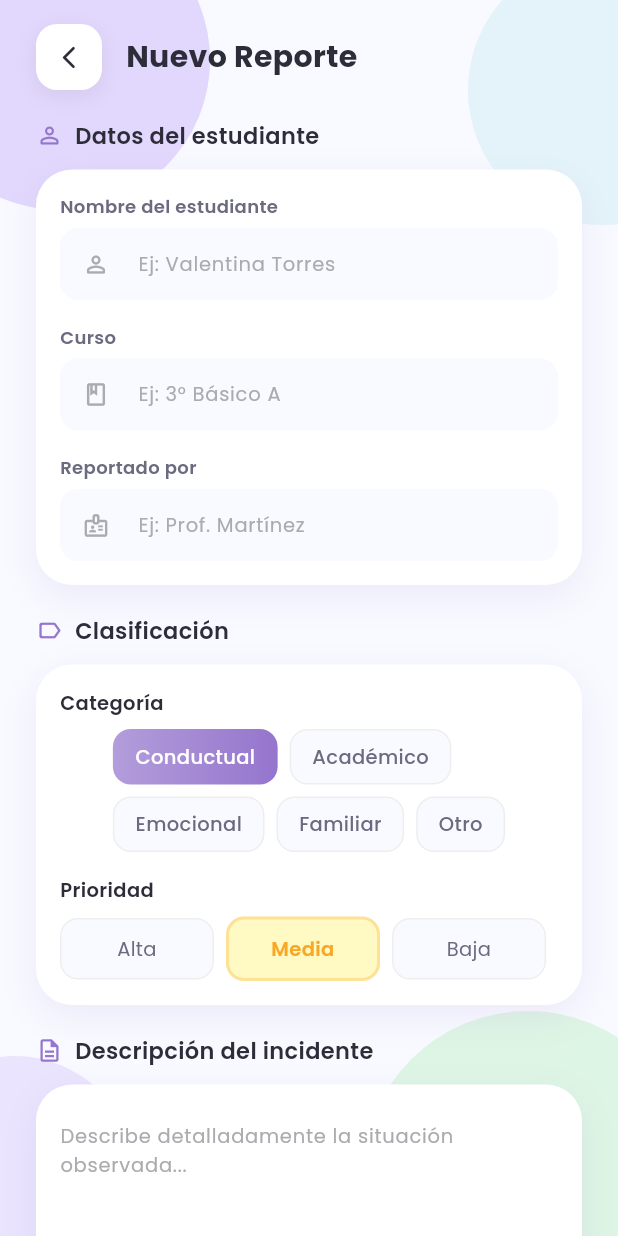
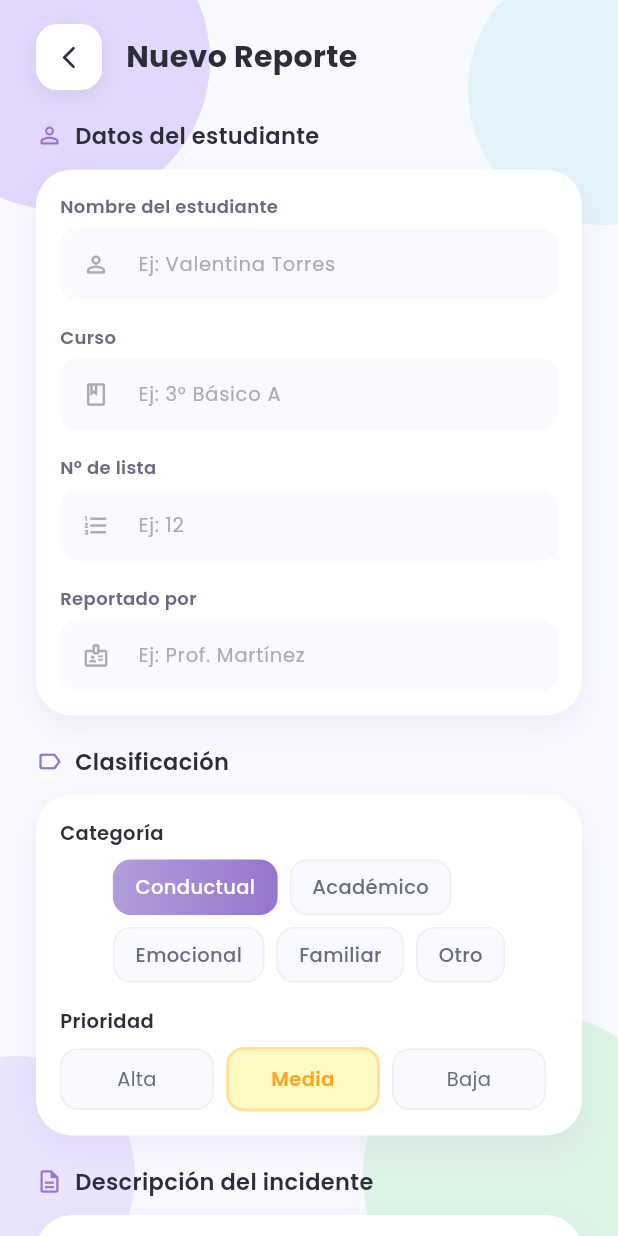
Before and after one commit to Luishernandez001/sirenamaster, a Flutter app: the CreateReportScreen screen opened directly, on a phone screen of 412 x 824 dp. Run offline on Flutter 3.47's test engine with Material 3 defaults, Android fonts, the phone set to English and light mode, and no system bars; our stand-ins replace google_fonts.

Commit message:
agregue numero de lista

```diff
--- a/lib/views/create_report_screen.dart
+++ b/lib/views/create_report_screen.dart
@@ -4,6 +4,7 @@
 // ============================================================
 
 import 'package:flutter/material.dart';
+import 'package:flutter/services.dart';
 import 'package:google_fonts/google_fonts.dart';
 import '../core/constants/colors.dart';
 import '../widgets/gradient_button.dart';
@@ -23,6 +24,7 @@ class _CreateReportScreenState extends State<CreateReportScreen> {
   // Controladores de texto
   final _studentController = TextEditingController();
   final _courseController = TextEditingController();
+  final _listNumberController = TextEditingController();
   final _descriptionController = TextEditingController();
   final _reporterController = TextEditingController();
 
@@ -38,6 +40,7 @@ class _CreateReportScreenState extends State<CreateReportScreen> {
   void dispose() {
     _studentController.dispose();
     _courseController.dispose();
+    _listNumberController.dispose();
     _descriptionController.dispose();
     _reporterController.dispose();
     super.dispose();
@@ -163,6 +166,62 @@ class _CreateReportScreenState extends State<CreateReportScreen> {
                                 hint: 'Ej: 3° Básico A',
                                 icon: Icons.class_outlined,
                                 validator: (v) => v!.isEmpty ? 'Campo requerido' : null,
+                              ),
+                              const SizedBox(height: 16),
+                              // Nº de lista del estudiante (1-50)
+                              Column(
+                                crossAxisAlignment: CrossAxisAlignment.start,
+                                children: [
+                                  Text(
+                                    'Nº de lista',
+                                    style: GoogleFonts.poppins(
+                                      fontSize: 12,
+                                      fontWeight: FontWeight.w600,
+                                      color: AppColors.textMedium,
+                                    ),
+                                  ),
+                                  const SizedBox(height: 6),
+                                  TextFormField(
+                                    controller: _listNumberController,
+                                    keyboardType: TextInputType.number,
+                                    inputFormatters: [
+                                      FilteringTextInputFormatter.digitsOnly,
+                                      LengthLimitingTextInputFormatter(2),
+                                    ],
+                                    validator: (v) {
+                                      if (v == null || v.isEmpty) return 'Campo requerido';
+                                      final n = int.tryParse(v);
+                                      if (n == null) return 'Ingrese un número válido';
+                                      if (n < 1 || n > 50) return 'Ingrese un número entre 1 y 50';
+                                      return null;
+                                    },
+                                    style: GoogleFonts.poppins(fontSize: 14, color: AppColors.textDark),
+                                    decoration: InputDecoration(
+                                      hintText: 'Ej: 12',
+                                      hintStyle: GoogleFonts.poppins(fontSize: 13, color: AppColors.textLight),
+                                      prefixIcon: Icon(Icons.format_list_numbered, color: AppColors.textLight, size: 18),
+                                      filled: true,
+                                      fillColor: AppColors.smokeWhite,
+                                      contentPadding: const EdgeInsets.symmetric(horizontal: 16, vertical: 12),
+                                      border: OutlineInputBorder(
+                                        borderRadius: BorderRadius.circular(12),
+                                        borderSide: BorderSide.none,
+                                      ),
+                                      focusedBorder: OutlineInputBorder(
+                                        borderRadius: BorderRadius.circular(12),
+                                        borderSide: const BorderSide(color: Color(0xFFB39DDB), width: 1.5),
+                                      ),
+                                      errorBorder: OutlineInputBorder(
+                                        borderRadius: BorderRadius.circular(12),
+                                        borderSide: const BorderSide(color: Color(0xFFEF9A9A)),
+                                      ),
+                                      focusedErrorBorder: OutlineInputBorder(
+                                        borderRadius: BorderRadius.circular(12),
+                                        borderSide: const BorderSide(color: Color(0xFFEF9A9A), width: 1.5),
+                                      ),
+                                    ),
+                                  ),
+                                ],
                               ),
                               const SizedBox(height: 16),
                               _FormField(
```
